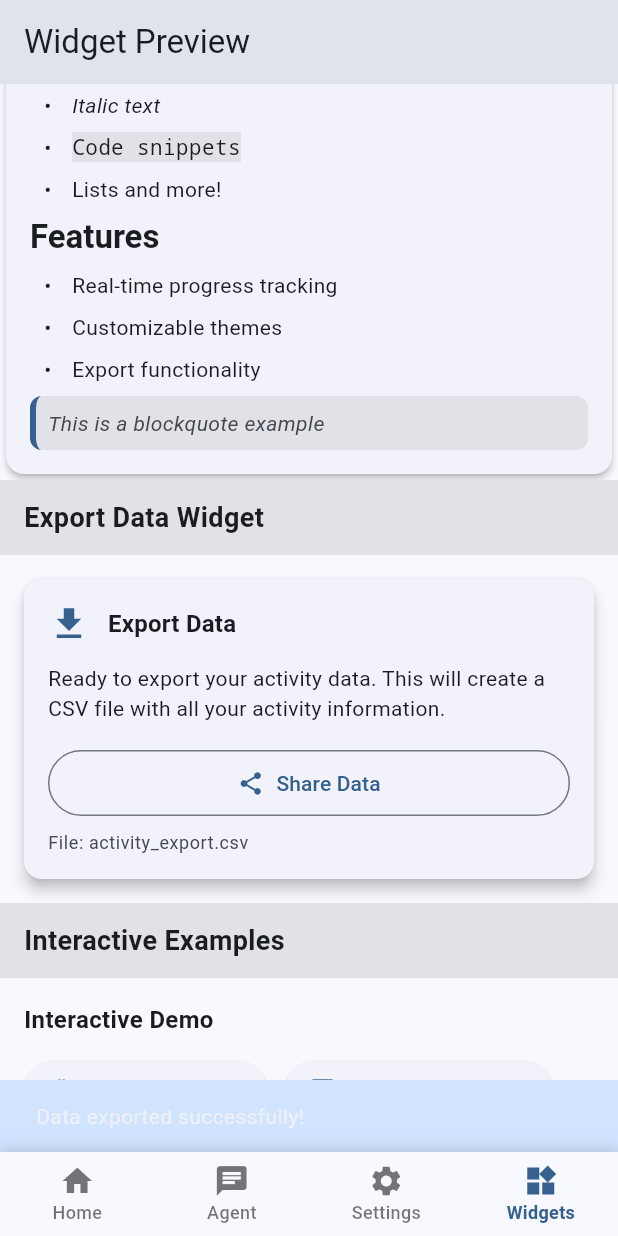
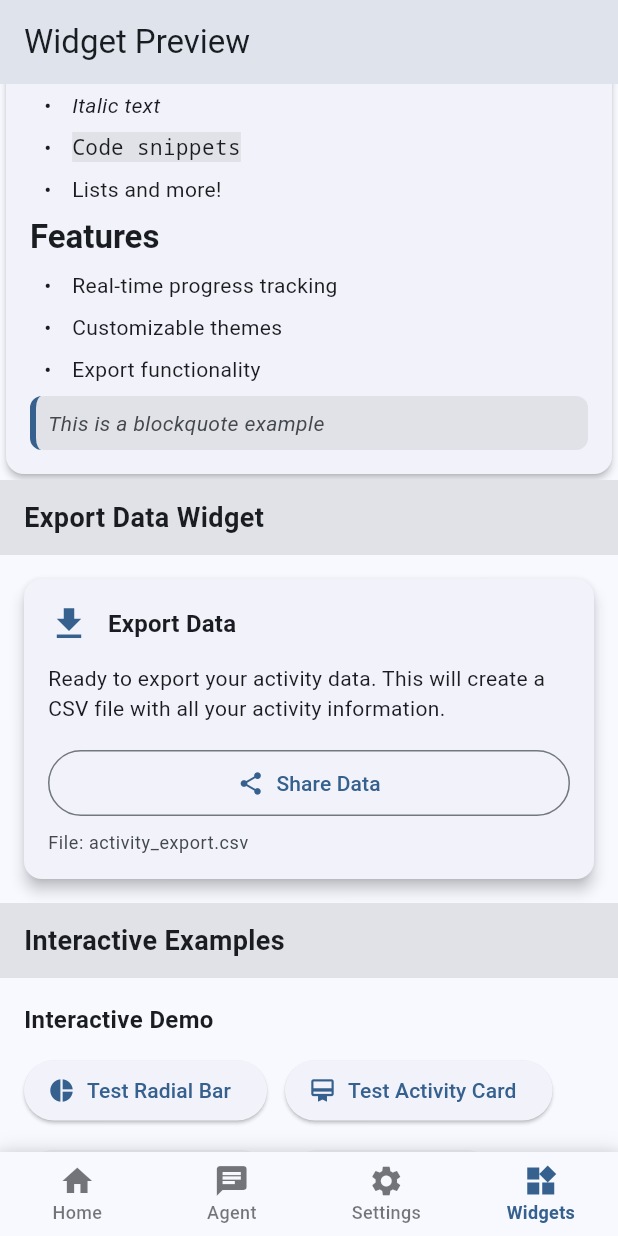
Before and after one commit to HaseebKahn365/haseeb, a Flutter app: the screen it shows after launch, item 4 of the bottom bar chosen, scrolled down 1152 dp, after a tap on "Share Data", on a phone screen of 412 x 824 dp. Run offline on Flutter 3.47's test engine with Material 3 defaults, Android fonts, the phone set to English and light mode, and no system bars; our stand-ins replace firebase_ai, firebase_core, flutter_markdown, flutter_riverpod, share_plus, shared_preferences; missing offline and left inert: record; accounts and stored records are empty.

Commit message:
responses are now proper

```diff
--- a/lib/widgets/export_data_widget.dart
+++ b/lib/widgets/export_data_widget.dart
@@ -83,21 +83,21 @@ class ExportDataWidget extends StatelessWidget {
       );
 
       if (context.mounted) {
-        ScaffoldMessenger.of(context).showSnackBar(
-          SnackBar(
-            content: Text('Data exported successfully!'),
-            backgroundColor: Theme.of(context).colorScheme.primaryContainer,
-          ),
-        );
+        // ScaffoldMessenger.of(context).showSnackBar(
+        //   SnackBar(
+        //     content: Text('Data exported successfully!'),
+        //     backgroundColor: Theme.of(context).colorScheme.primaryContainer,
+        //   ),
+        // );
       }
     } catch (e) {
       if (context.mounted) {
-        ScaffoldMessenger.of(context).showSnackBar(
-          SnackBar(
-            content: Text('Export failed: $e'),
-            backgroundColor: Theme.of(context).colorScheme.errorContainer,
-          ),
-        );
+        // ScaffoldMessenger.of(context).showSnackBar(
+        //   SnackBar(
+        //     content: Text('Export failed: $e'),
+        //     backgroundColor: Theme.of(context).colorScheme.errorContainer,
+        //   ),
+        // );
       }
     }
   }
```
Also changed, not shown: lib/screens/agent_chat_screen.dart (+30 -30 lines), 1 other file.
